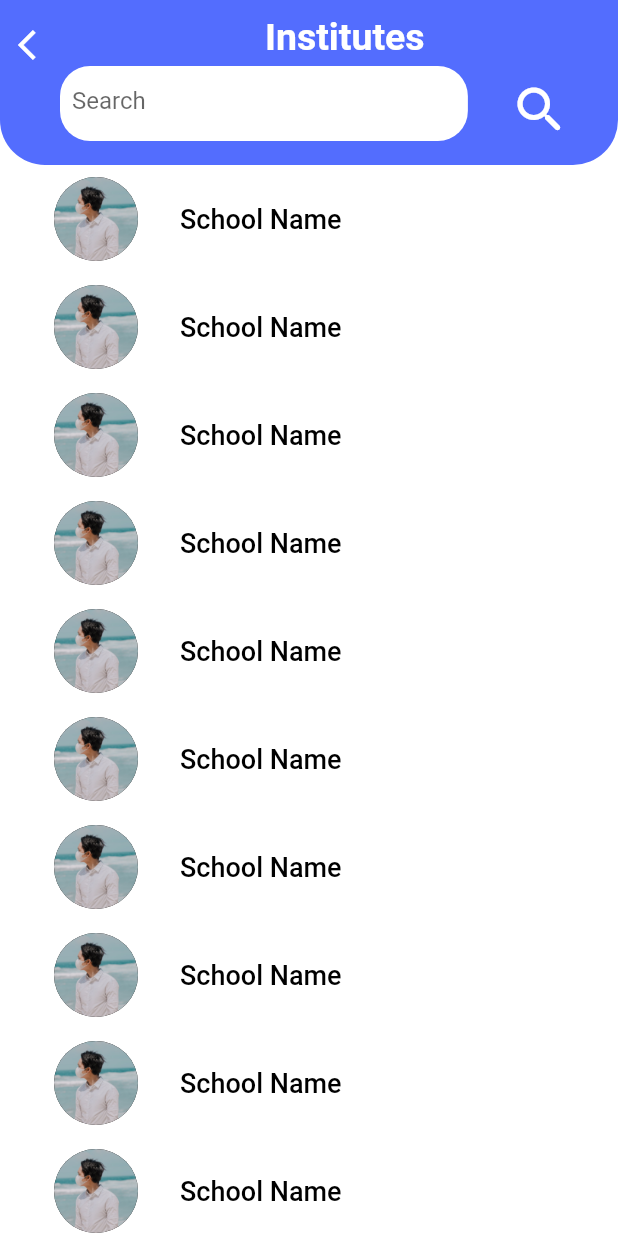
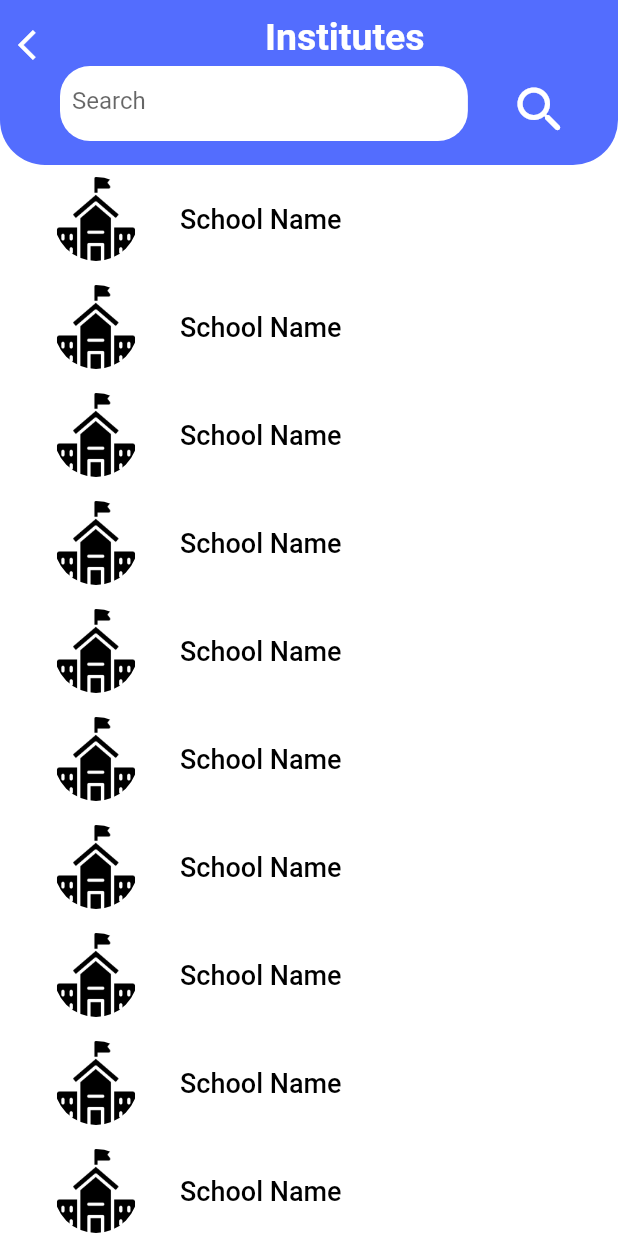
Before and after one commit to xaakib/gols, a Flutter app: the InstitutesScreen screen opened directly, on a phone screen of 412 x 824 dp. Run offline on Flutter 3.47's test engine with Material 2 defaults, Android fonts, the phone set to English and light mode, and no system bars; missing offline and left inert: floatingpanel.

Commit message:
image icon chagend

```diff
--- a/lib/screens/institue/institute_screen.dart
+++ b/lib/screens/institue/institute_screen.dart
@@ -110,11 +110,10 @@ class _InstitutesScreenState extends State<InstitutesScreen> {
                           height: 80,
                           width: 80,
                           decoration: BoxDecoration(
-                              color: Colors.black,
                               image: DecorationImage(
                                   fit: BoxFit.cover,
                                   image:
-                                      AssetImage("assets/images/profile2.jpg")),
+                                      AssetImage("assets/icons/schoolss.png")),
                               shape: BoxShape.circle),
                         ),
                         title: Text(
```
Also changed, not shown: assets/icons/schoolss.png (added).
